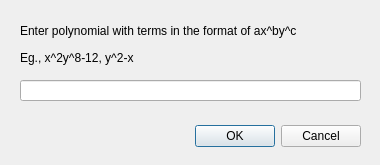
Old version of the form Arrangement_on_surface_2/demo/Arrangement_on_surface_2/AlgebraicCurveInputDialog.ui in the repository CGAL/cgal-public-dev.
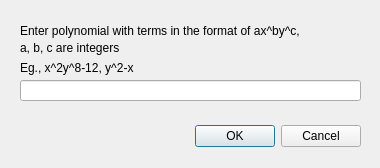
New version of the form.

Commit message: Added error handling for AlgebraicCurveExpressionParser class

```diff
--- a/Arrangement_on_surface_2/demo/Arrangement_on_surface_2/AlgebraicCurveInputDialog.ui
+++ b/Arrangement_on_surface_2/demo/Arrangement_on_surface_2/AlgebraicCurveInputDialog.ui
@@ -7,7 +7,7 @@
     <x>0</x>
     <y>0</y>
     <width>380</width>
-    <height>165</height>
+    <height>168</height>
    </rect>
   </property>
   <property name="windowTitle">
@@ -49,14 +49,14 @@
     </rect>
    </property>
    <property name="text">
-    <string>Enter polynomial with terms in the format of ax^by^c</string>
+    <string>Enter polynomial with terms in the format of ax^by^c,</string>
    </property>
   </widget>
   <widget class="QLabel" name="label_2">
    <property name="geometry">
     <rect>
      <x>20</x>
-     <y>50</y>
+     <y>60</y>
      <width>341</width>
      <height>16</height>
     </rect>
@@ -65,6 +65,19 @@
     <string>Eg., x^2y^8-12, y^2-x</string>
    </property>
   </widget>
+  <widget class="QLabel" name="label_3">
+   <property name="geometry">
+    <rect>
+     <x>20</x>
+     <y>40</y>
+     <width>341</width>
+     <height>16</height>
+    </rect>
+   </property>
+   <property name="text">
+    <string>a, b, c are integers</string>
+   </property>
+  </widget>
  </widget>
  <resources/>
  <connections>
```
The commit also changes 2 other files.
